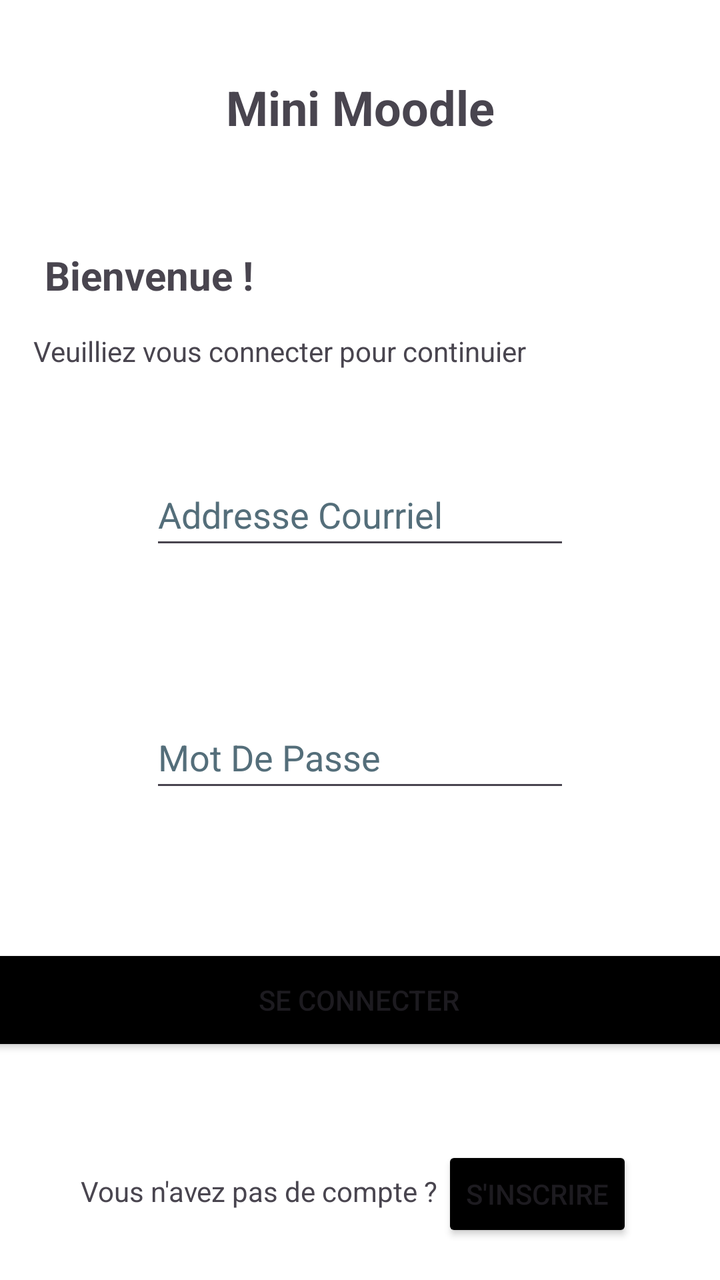
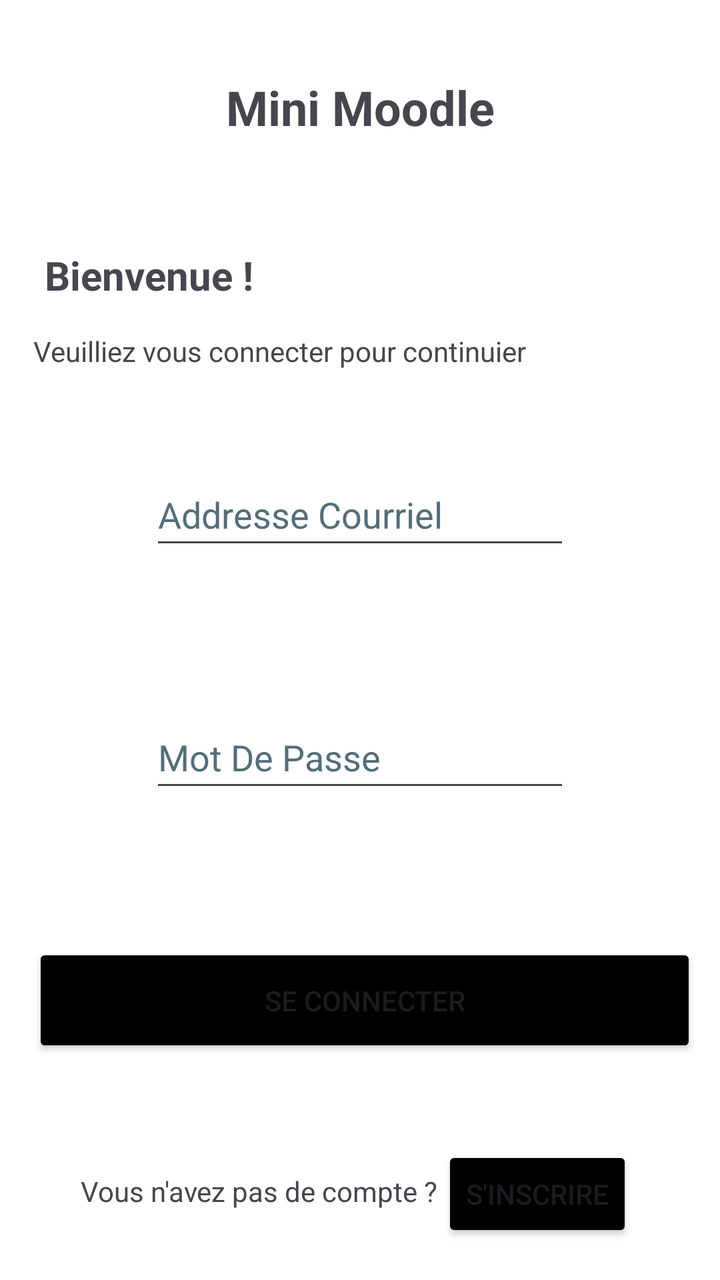

Two renders of the same Android screen: before a commit and after it. Below are the layout's source before the change and the commit's diff.
<!-- AndroidManifest.xml: application theme Theme.MiniMoodle -->
<!-- res/layout/activity_main.xml -->
<?xml version="1.0" encoding="utf-8"?>
<androidx.constraintlayout.widget.ConstraintLayout xmlns:android="http://schemas.android.com/apk/res/android"
    xmlns:app="http://schemas.android.com/apk/res-auto"
    xmlns:tools="http://schemas.android.com/tools"
    android:id="@+id/main"
    android:layout_width="match_parent"
    android:layout_height="match_parent"
    android:background="#FFFFFF"
    tools:context=".MainActivity">

    <androidx.constraintlayout.widget.Guideline
        android:id="@+id/guideline"
        android:layout_width="wrap_content"
        android:layout_height="wrap_content"
        android:orientation="horizontal"
        app:layout_constraintGuide_begin="310dp" />

    <EditText
        android:id="@+id/etLoginAdresse"
        android:layout_width="wrap_content"
        android:layout_height="wrap_content"
        android:autofillHints=""
        android:ems="10"
        android:hint="@string/addresse_courriel"
        android:inputType="text"
        android:minHeight="48dp"
        android:textColorHint="#546E7A"
        app:layout_constraintBottom_toTopOf="@+id/guideline"
        app:layout_constraintEnd_toEndOf="parent"
        app:layout_constraintStart_toStartOf="parent"
        app:layout_constraintTop_toTopOf="@+id/guideline2" />

    <androidx.constraintlayout.widget.Guideline
        android:id="@+id/guideline2"
        android:layout_width="wrap_content"
        android:layout_height="wrap_content"
        android:orientation="horizontal"
        app:layout_constraintGuide_begin="201dp" />

    <androidx.constraintlayout.widget.Guideline
        android:id="@+id/guideline3"
        android:layout_width="wrap_content"
        android:layout_height="wrap_content"
        android:orientation="horizontal"
        app:layout_constraintGuide_begin="444dp" />

    <EditText
        android:id="@+id/etPassword"
        android:layout_width="wrap_content"
        android:layout_height="wrap_content"
        android:autofillHints=""
        android:ems="10"
        android:hint="@string/mot_de_passe"
        android:inputType="textPassword"
        android:minHeight="48dp"
        android:textColorHint="#546E7A"
        app:layout_constraintBottom_toTopOf="@+id/guideline3"
        app:layout_constraintEnd_toEndOf="parent"
        app:layout_constraintStart_toStartOf="parent"
        app:layout_constraintTop_toTopOf="@+id/guideline" />

    <androidx.constraintlayout.widget.Guideline
        android:id="@+id/guideline4"
        android:layout_width="wrap_content"
        android:layout_height="wrap_content"
        android:orientation="horizontal"
        app:layout_constraintGuide_begin="644dp" />

    <Button
        android:id="@+id/btnLoginConnection"
        android:layout_width="373dp"
        android:layout_height="56dp"
        android:backgroundTint="#000000"
        android:text="@string/se_connecter"
        app:layout_constraintBottom_toTopOf="@+id/guideline5"
        app:layout_constraintEnd_toEndOf="parent"
        app:layout_constraintHorizontal_bias="0.578"
        app:layout_constraintStart_toStartOf="parent"
        app:layout_constraintTop_toTopOf="@+id/guideline3"
        tools:ignore="VisualLintButtonSize" />

    <androidx.constraintlayout.widget.Guideline
        android:id="@+id/guideline5"
        android:layout_width="wrap_content"
        android:layout_height="wrap_content"
        android:orientation="horizontal"
        app:layout_constraintGuide_begin="556dp" />

    <Button
        android:id="@+id/btnLoginInscription"
        android:layout_width="wrap_content"
        android:layout_height="wrap_content"
        android:backgroundTint="#000000"
        android:text="@string/s_inscrire"
        app:layout_constraintBottom_toTopOf="@+id/guideline4"
        app:layout_constraintEnd_toEndOf="parent"
        app:layout_constraintHorizontal_bias="0.835"
        app:layout_constraintStart_toStartOf="parent"
        app:layout_constraintTop_toTopOf="@+id/guideline5"
        app:layout_constraintVertical_bias="0.425" />

    <androidx.constraintlayout.widget.Guideline
        android:id="@+id/guideline6"
        android:layout_width="wrap_content"
        android:layout_height="wrap_content"
        android:orientation="vertical"
        app:layout_constraintGuide_begin="205dp" />

    <androidx.constraintlayout.widget.Guideline
        android:id="@+id/guideline7"
        android:layout_width="wrap_content"
        android:layout_height="wrap_content"
        android:orientation="horizontal"
        app:layout_constraintGuide_begin="107dp" />

    <TextView
        android:id="@+id/textView"
        android:layout_width="wrap_content"
        android:layout_height="wrap_content"
        android:text="@string/mini_moodle"
        android:textSize="24sp"
        android:textStyle="bold"
        app:layout_constraintBottom_toTopOf="@+id/guideline7"
        app:layout_constraintEnd_toEndOf="parent"
        app:layout_constraintStart_toStartOf="parent"
        app:layout_constraintTop_toTopOf="parent" />

    <TextView
        android:id="@+id/textView2"
        android:layout_width="wrap_content"
        android:layout_height="wrap_content"
        android:text="@string/bienvenue"
        android:textSize="20sp"
        android:textStyle="bold"
        app:layout_constraintBottom_toTopOf="@+id/guideline2"
        app:layout_constraintEnd_toStartOf="@+id/guideline6"
        app:layout_constraintHorizontal_bias="0.222"
        app:layout_constraintStart_toStartOf="parent"
        app:layout_constraintTop_toTopOf="@+id/guideline7"
        app:layout_constraintVertical_bias="0.253" />

    <TextView
        android:id="@+id/textView3"
        android:layout_width="wrap_content"
        android:layout_height="wrap_content"
        android:text="@string/veuilliez_vous_connecter_pour_continuier"
        android:textSize="14sp"
        app:layout_constraintBottom_toTopOf="@+id/guideline2"
        app:layout_constraintEnd_toEndOf="parent"
        app:layout_constraintHorizontal_bias="0.148"
        app:layout_constraintStart_toStartOf="parent"
        app:layout_constraintTop_toTopOf="@+id/guideline7"
        app:layout_constraintVertical_bias="0.786" />

    <TextView
        android:id="@+id/textView4"
        android:layout_width="wrap_content"
        android:layout_height="wrap_content"
        android:text="@string/vous_n_avez_pas_de_compte"
        app:layout_constraintBottom_toTopOf="@+id/guideline4"
        app:layout_constraintEnd_toEndOf="parent"
        app:layout_constraintHorizontal_bias="0.222"
        app:layout_constraintStart_toStartOf="parent"
        app:layout_constraintTop_toTopOf="@+id/guideline5"
        app:layout_constraintVertical_bias="0.434" />

</androidx.constraintlayout.widget.ConstraintLayout>
<!-- resources referenced by this layout -->
<resources>
  <string name="addresse_courriel">Addresse Courriel</string>
  <string name="bienvenue">Bienvenue !</string>
  <string name="mini_moodle">Mini Moodle</string>
  <string name="mot_de_passe">Mot De Passe</string>
  <string name="s_inscrire">S\'inscrire</string>
  <string name="se_connecter">Se Connecter</string>
  <string name="veuilliez_vous_connecter_pour_continuier">Veuilliez vous connecter pour continuier</string>
  <string name="vous_n_avez_pas_de_compte">Vous n\'avez pas de compte ?</string>
  <style name="Theme.MiniMoodle" parent="Base.Theme.MiniMoodle" />
  <style name="Base.Theme.MiniMoodle" parent="Theme.Material3.DayNight.NoActionBar">
          
          
      </style>
</resources>

<!-- the commit's change to res/layout/activity_main.xml (unified diff, before → after) -->
@@ -68,8 +68,8 @@
 
     <Button
         android:id="@+id/btnLoginConnection"
-        android:layout_width="373dp"
-        android:layout_height="56dp"
+        android:layout_width="332dp"
+        android:layout_height="57dp"
         android:backgroundTint="#000000"
         android:text="@string/se_connecter"
         app:layout_constraintBottom_toTopOf="@+id/guideline5"
